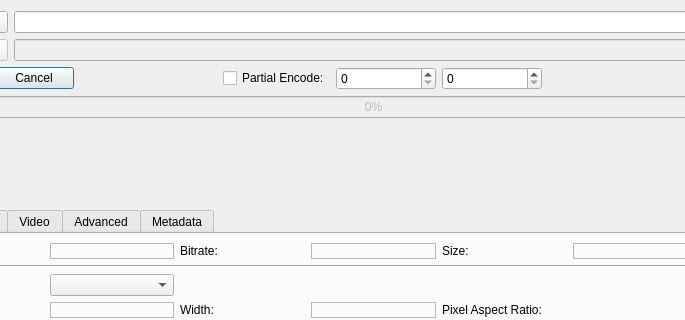
Above: src/dialog.ui from an146/qtheorafrontend before the change; both pictures show x 103 to 788 and y 0 to 320 of the 953 by 651 pixel window. Below: the same form after it.
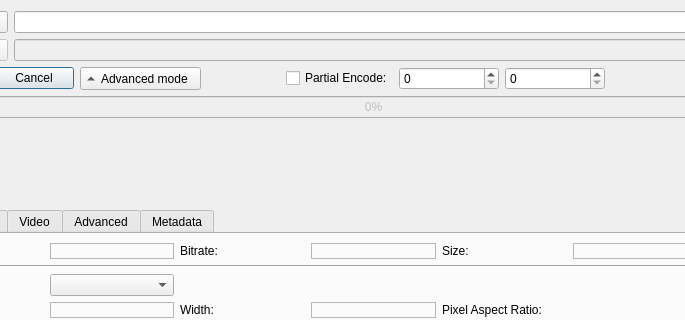
That is the form after the change. Icons and pictures are not drawn. Custom widgets are drawn as their Qt base class.

Commit message: Basic/advanced modes

What changed in the file:
```diff
--- a/src/dialog.ui
+++ b/src/dialog.ui
@@ -18,6 +18,9 @@
     <normaloff>:/app.png</normaloff>:/app.png</iconset>
   </property>
   <layout class="QVBoxLayout" name="verticalLayout">
+   <property name="sizeConstraint">
+    <enum>QLayout::SetDefaultConstraint</enum>
+   </property>
    <item>
     <layout class="QGridLayout" name="gridLayout_1">
      <item row="0" column="0">
@@ -80,6 +83,22 @@
        </property>
       </widget>
      </item>
+     <item>
+      <widget class="QToolButton" name="advanced_mode">
+       <property name="text">
+        <string>Advanced mode</string>
+       </property>
+       <property name="checkable">
+        <bool>true</bool>
+       </property>
+       <property name="toolButtonStyle">
+        <enum>Qt::ToolButtonTextBesideIcon</enum>
+       </property>
+       <property name="arrowType">
+        <enum>Qt::UpArrow</enum>
+       </property>
+      </widget>
+     </item>
      <item>
       <spacer name="horizontalSpacer">
        <property name="orientation">
```
Left out of the diff: 2 changed lines with no effect on the pictures. The commit also changes 2 other files.
